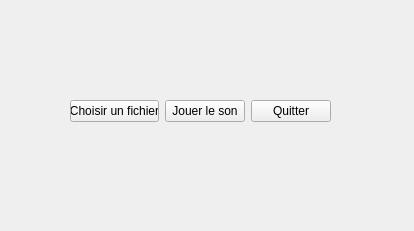
Above: sonsDiapo/widget.ui from TomBNR/sons_diapo before the change. Below: the same form after it.
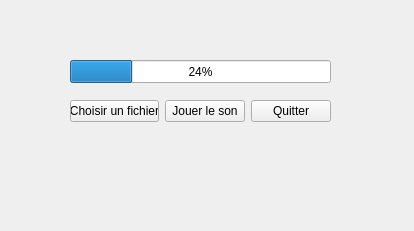
That is the form after the change.

The edit to the form file:
```diff
--- a/sonsDiapo/widget.ui
+++ b/sonsDiapo/widget.ui
@@ -13,7 +13,7 @@
   <property name="windowTitle">
    <string>Widget</string>
   </property>
-  <widget class="QWidget" name="">
+  <widget class="QWidget" name="layoutWidget">
    <property name="geometry">
     <rect>
      <x>70</x>
@@ -46,6 +46,19 @@
     </item>
    </layout>
   </widget>
+  <widget class="QProgressBar" name="progressBar">
+   <property name="geometry">
+    <rect>
+     <x>70</x>
+     <y>60</y>
+     <width>261</width>
+     <height>23</height>
+    </rect>
+   </property>
+   <property name="value">
+    <number>24</number>
+   </property>
+  </widget>
  </widget>
  <resources/>
  <connections>
```
